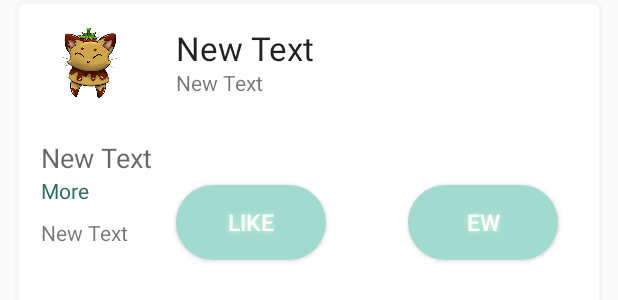
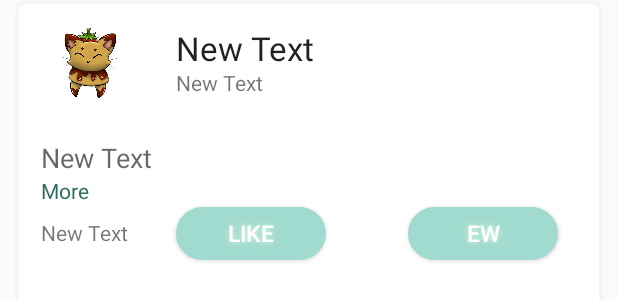
Before and after one commit to RemingtonMaxwell/cmps121-project, an Android app: the layout post_element.xml on its own in the app's theme, with its tools: preview values and no code run, on a phone screen of 412 x 824 dp. Shown: the top 300 px of the screen. Run offline under Robolectric (Android 15) with nearby library versions, the phone set to English and light mode, and no system bars.

Commit message:
changing button size

```diff
--- a/app/src/main/res/layout/post_element.xml
+++ b/app/src/main/res/layout/post_element.xml
@@ -100,7 +100,7 @@
         android:textColor="#FFFFFF"
         android:textSize="15sp"
         android:layout_width="wrap_content"
-        android:layout_height="50dp"
+        android:layout_height="35dp"
         android:background="@drawable/buttonshapepost"
         android:shadowColor="#DDFFE0"
         android:shadowDx="0"
@@ -118,7 +118,7 @@
         android:textColor="#FFFFFF"
         android:textSize="15sp"
         android:layout_width="wrap_content"
-        android:layout_height="50dp"
+        android:layout_height="35dp"
         android:background="@drawable/buttonshapepost"
         android:shadowColor="#DDFFE0"
         android:shadowDx="0"
```
